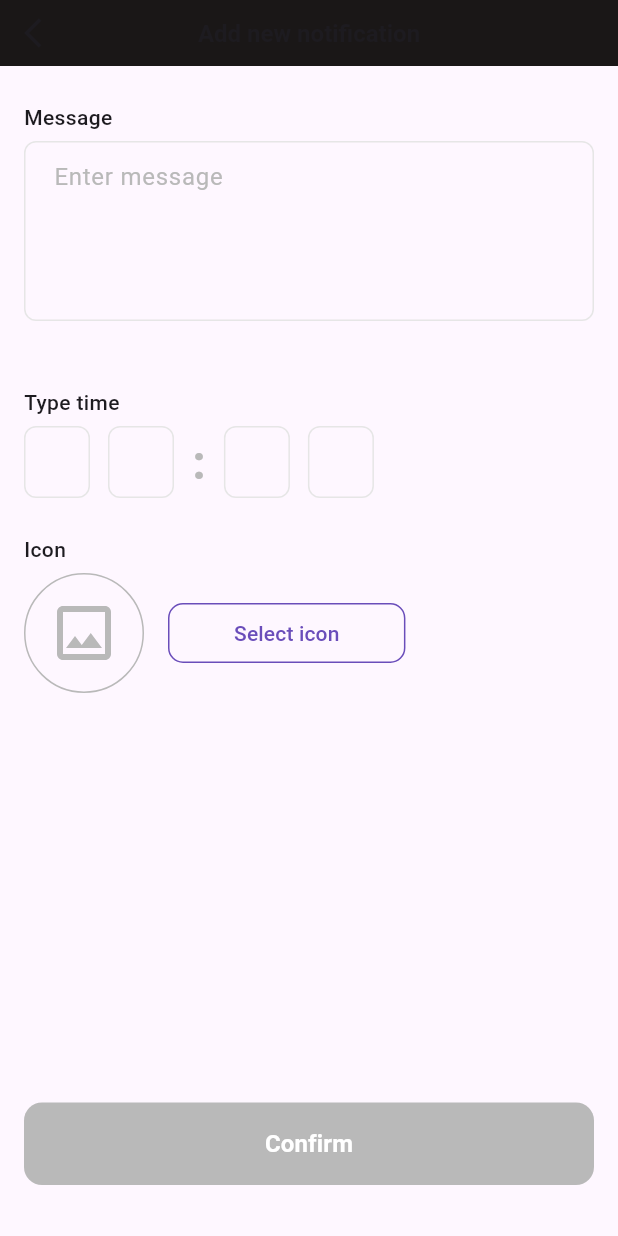
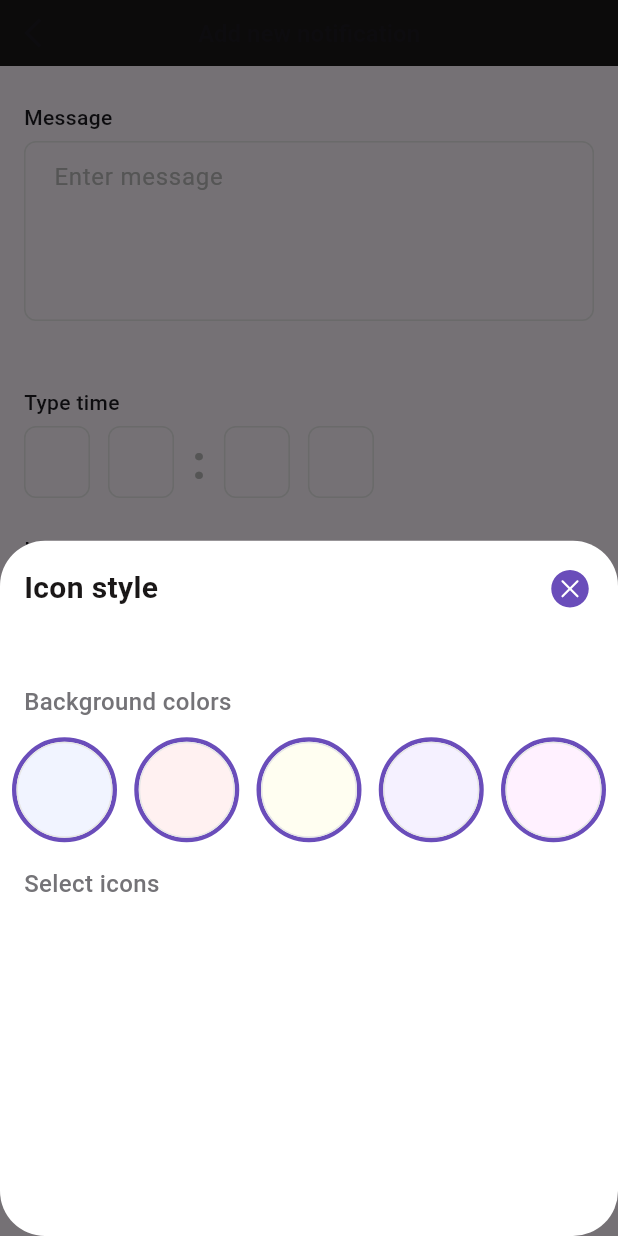
Before and after one commit to NataliyaKoval/flutter_noti, a Flutter app: the AddNewNotificationPage screen opened directly, after a tap on "Select icon", on a phone screen of 412 x 824 dp. Run offline on Flutter 3.47's test engine with Material 3 defaults, Android fonts, the phone set to English and light mode, and no system bars; our stand-ins replace flutter_bloc, flutter_svg.

Commit message:
Select icon background

```diff
--- a/lib/consts/add_new_strings.dart
+++ b/lib/consts/add_new_strings.dart
@@ -7,4 +7,8 @@ class AddNewStrings {
   String get selectButtonText => 'Select icon';
   String get confirmButtonText => 'Confirm';
   String get errorMessage => 'Please enter some text';
+
+  String get bottomSheetTitle => 'Icon style';
+  String get backgroundColors => 'Background colors';
+  String get selectIcons => 'Select icons';
 }
--- a/lib/consts/app_colors.dart
+++ b/lib/consts/app_colors.dart
@@ -11,4 +11,9 @@ class AppColors {
   static const Color deepCarminePink = Color(0xFFF43528);
   static const Color antiFlashWhite = Color(0xFFF3F3F4);
   static const Color ghostWhite = Color(0xFFF8FAFB);
+  static const Color aliceBlue = Color(0xFFF1F4FF);
+  static const Color lavenderBlush = Color(0xFFFFF1F1);
+  static const Color ivory = Color(0xFFFFFEF1);
+  static const Color magnolia = Color(0xFFF5F1FF);
+  static const Color honeydew = Color(0xFFFFF1FF);
 }
--- a/lib/consts/image_assets.dart
+++ b/lib/consts/image_assets.dart
@@ -7,4 +7,5 @@ class ImageAssets {
   static const String delete = '${_root}delete$_svg';
   static const String add = '${_root}add$_svg';
   static const String placeholder = '${_root}placeholder$_svg';
+  static const String cancel = '${_root}cancel$_svg';
 }
--- a/lib/presentation/add_new_notification_screen/add_new_notification_page.dart
+++ b/lib/presentation/add_new_notification_screen/add_new_notification_page.dart
@@ -6,6 +6,7 @@ import 'package:noti/consts/image_assets.dart';
 import 'package:noti/consts/strings.dart';
 import 'package:noti/consts/time_input_id.dart';
 import 'package:noti/presentation/add_new_notification_screen/bloc/add_new_notification_cubit.dart';
+import 'package:noti/presentation/add_new_notification_screen/widgets/icon_bottom_sheet.dart';
 import 'package:noti/presentation/add_new_notification_screen/widgets/multiline_text_field.dart';
 import 'package:noti/presentation/add_new_notification_screen/widgets/select_icon_button.dart';
 import 'package:noti/presentation/add_new_notification_screen/widgets/subtitle_text.dart';
@@ -19,8 +20,7 @@ class AddNewNotificationPage extends StatelessWidget {
   Widget build(BuildContext context) {
     return BlocProvider(
       create: (context) => AddNewNotificationCubit(),
-      child: Builder(
-        builder: (context) {
+      child: Builder(builder: (context) {
         return Scaffold(
           resizeToAvoidBottomInset: false,
           appBar: AppBar(
@@ -48,7 +48,8 @@ class AddNewNotificationPage extends StatelessWidget {
               left: 16,
               right: 16,
             ),
-              child: BlocBuilder<AddNewNotificationCubit, AddNewNotificationState>(
+            child:
+                BlocBuilder<AddNewNotificationCubit, AddNewNotificationState>(
               builder: (BuildContext context, AddNewNotificationState state) {
                 return Column(
                   crossAxisAlignment: CrossAxisAlignment.start,
@@ -56,13 +57,17 @@ class AddNewNotificationPage extends StatelessWidget {
                     SubtitleText(text: Strings.addNewStrings.message),
                     MultilineTextField(
                       onChanged: (String value) {
-                          context.read<AddNewNotificationCubit>().getMessage(value);
+                        context
+                            .read<AddNewNotificationCubit>()
+                            .getMessage(value);
                       },
                     ),
                     const SizedBox(height: 24),
                     SubtitleText(text: Strings.addNewStrings.typeTime),
                     TimeInputsRow(onChanged: (TimeInputId id, String value) {
-                        context.read<AddNewNotificationCubit>().getTime(id, value);
+                      context
+                          .read<AddNewNotificationCubit>()
+                          .getTime(id, value);
                     }),
                     const SizedBox(height: 24),
                     SubtitleText(text: Strings.addNewStrings.icon),
@@ -81,7 +86,20 @@ class AddNewNotificationPage extends StatelessWidget {
                         const SizedBox(
                           width: 16,
                         ),
-                          const SelectIconButton(),
+                        SelectIconButton(
+                          onPressed: () {
+                            showModalBottomSheet(
+                              context: context,
+                              //isScrollControlled: true,
+                              shape: RoundedRectangleBorder(
+                                borderRadius: BorderRadius.circular(30.0),
+                              ),
+                              backgroundColor: AppColors.white,
+                              builder: (BuildContext context) =>
+                                  const IconBottomSheet(),
+                            );
+                          },
+                        ),
                       ],
                     ),
                     const Expanded(child: SizedBox()),
@@ -95,8 +113,7 @@ class AddNewNotificationPage extends StatelessWidget {
             ),
           ),
         );
-        }
-      ),
+      }),
     );
   }
 }
--- a/lib/presentation/add_new_notification_screen/bloc/add_new_notification_cubit.dart
+++ b/lib/presentation/add_new_notification_screen/bloc/add_new_notification_cubit.dart
@@ -13,6 +13,7 @@ class AddNewNotificationCubit extends Cubit<AddNewNotificationState> {
   String minutesFirstDigit = '';
   String minutesSecondDigit = '';
   IconData? icon;
+  Color? iconBackground;
 
   void getMessage(String value) {
     message = value;
@@ -51,4 +52,9 @@ class AddNewNotificationCubit extends Cubit<AddNewNotificationState> {
       emit(state.copyWith(isConfirmButtonEnabled: false));
     }
   }
+
+  void getIconBackground(value) {
+    iconBackground = value;
+    print(iconBackground);
+  }
 }
--- /dev/null
+++ b/lib/presentation/add_new_notification_screen/widgets/icon_background_circle.dart
@@ -0,0 +1,39 @@
+import 'package:flutter/material.dart';
+import 'package:noti/consts/app_colors.dart';
+
+class IconBackgroundCircle extends StatelessWidget {
+  const IconBackgroundCircle({
+    super.key,
+    required this.color,
+    required this.onTap,
+  });
+
+  final Color color;
+  final void Function(Color color) onTap;
+
+  @override
+  Widget build(BuildContext context) {
+    return InkWell(
+      onTap: () {
+        onTap(color);
+      },
+      child: Container(
+        width: 70,
+        height: 70,
+        decoration: BoxDecoration(
+          shape: BoxShape.circle,
+          border: Border.all(width: 3, color: AppColors.plumpPurple),
+        ),
+        child: Container(
+          width: 60,
+          height: 60,
+          decoration: BoxDecoration(
+            shape: BoxShape.circle,
+            border: Border.all(width: 1, color: AppColors.platinum),
+            color: color,
+          ),
+        ),
+      ),
+    );
+  }
+}
--- /dev/null
+++ b/lib/presentation/add_new_notification_screen/widgets/icon_background_row.dart
@@ -0,0 +1,23 @@
+import 'package:flutter/material.dart';
+import 'package:noti/consts/app_colors.dart';
+import 'package:noti/presentation/add_new_notification_screen/widgets/icon_background_circle.dart';
+
+class IconBackgroundRow extends StatelessWidget {
+  const IconBackgroundRow({super.key, required this.onTap, });
+
+final void Function(Color value) onTap;
+
+  @override
+  Widget build(BuildContext context) {
+    return Row(
+      mainAxisAlignment: MainAxisAlignment.spaceBetween,
+      children: [
+        IconBackgroundCircle(color: AppColors.aliceBlue, onTap: onTap),
+        IconBackgroundCircle(color: AppColors.lavenderBlush, onTap: onTap),
+        IconBackgroundCircle(color: AppColors.ivory, onTap: onTap),
+        IconBackgroundCircle(color: AppColors.magnolia, onTap: onTap),
+        IconBackgroundCircle(color: AppColors.honeydew, onTap: onTap),
+      ],
+    );
+  }
+}
--- /dev/null
+++ b/lib/presentation/add_new_notification_screen/widgets/icon_bottom_sheet.dart
@@ -0,0 +1,96 @@
+import 'package:flutter/material.dart';
+import 'package:flutter_bloc/flutter_bloc.dart';
+import 'package:flutter_svg/svg.dart';
+import 'package:noti/consts/app_colors.dart';
+import 'package:noti/consts/image_assets.dart';
+import 'package:noti/consts/strings.dart';
+import 'package:noti/presentation/add_new_notification_screen/bloc/add_new_notification_cubit.dart';
+import 'package:noti/presentation/add_new_notification_screen/widgets/icon_background_row.dart';
+
+class IconBottomSheet extends StatelessWidget {
+  const IconBottomSheet({super.key});
+
+  @override
+  Widget build(BuildContext context) {
+    return BlocProvider(
+      create: (context) => AddNewNotificationCubit(),
+      child: Builder(builder: (context) {
+        return Column(
+          crossAxisAlignment: CrossAxisAlignment.start,
+          children: [
+            Row(
+              mainAxisAlignment: MainAxisAlignment.spaceBetween,
+              crossAxisAlignment: CrossAxisAlignment.start,
+              children: [
+                Padding(
+                  padding: const EdgeInsets.only(left: 16, top: 16),
+                  child: Text(
+                    Strings.addNewStrings.bottomSheetTitle,
+                    style: const TextStyle(
+                      fontSize: 20,
+                      height: 1.5,
+                      fontWeight: FontWeight.w700,
+                      color: AppColors.eerieBlack,
+                    ),
+                  ),
+                ),
+                Padding(
+                  padding: const EdgeInsets.all(8.0),
+                  child: IconButton(
+                    icon: SvgPicture.asset(ImageAssets.cancel),
+                    onPressed: () {
+                      Navigator.of(context).pop();
+                    },
+                  ),
+                ),
+              ],
+            ),
+            const SizedBox(height: 32),
+            Padding(
+              padding: const EdgeInsets.only(left: 16, bottom: 11),
+              child: Text(
+                Strings.addNewStrings.backgroundColors,
+                style: const TextStyle(
+                  fontSize: 16,
+                  height: 1.5,
+                  fontWeight: FontWeight.w500,
+                  color: AppColors.sonicSilver,
+                ),
+              ),
+            ),
+
+            Padding(
+              padding: const EdgeInsets.only(left: 8, bottom: 16, right: 8),
+              child: SizedBox(
+                height: 70,
+                child: IconBackgroundRow(
+                  onTap: (Color value) {
+                    context
+                        .read<AddNewNotificationCubit>()
+                        .getIconBackground(value);
+                  },
+                ),
+              ),
+            ),
+            Padding(
+              padding: const EdgeInsets.only(left: 16, bottom: 11),
+              child: Text(
+                Strings.addNewStrings.selectIcons,
+                style: const TextStyle(
+                  fontSize: 16,
+                  height: 1.5,
+                  fontWeight: FontWeight.w500,
+                  color: AppColors.sonicSilver,
+                ),
+              ),
+            ),
+            // SizedBox(
+            //   height: 70,
+            //   child: IconSelectionListView(),
+            // ),
+          ],
+        );
+      }),
+    );
+  }
+}
--- /dev/null
+++ b/lib/presentation/add_new_notification_screen/widgets/icon_selection_list_view.dart
@@ -0,0 +1,13 @@
+import 'package:flutter/material.dart';
+
+class IconSelectionListView extends StatelessWidget {
+  const IconSelectionListView({super.key});
+
+  @override
+  Widget build(BuildContext context) {
+    return ListView(
+      scrollDirection: Axis.horizontal,
+      children: [],
+    );
+  }
+}
--- a/lib/presentation/add_new_notification_screen/widgets/select_icon_button.dart
+++ b/lib/presentation/add_new_notification_screen/widgets/select_icon_button.dart
@@ -3,7 +3,9 @@ import 'package:noti/consts/app_colors.dart';
 import 'package:noti/consts/strings.dart';
 
 class SelectIconButton extends StatelessWidget {
-  const SelectIconButton({super.key});
+  const SelectIconButton({super.key, required this.onPressed});
+
+  final Function()? onPressed;
 
   @override
   Widget build(BuildContext context) {
@@ -20,7 +22,7 @@ class SelectIconButton extends StatelessWidget {
           color: AppColors.plumpPurple,
         ),
       ),
-      onPressed: () {},
+      onPressed: onPressed,
       child: Text(Strings.addNewStrings.selectButtonText),
     );
   }
```
Also changed, not shown: assets/icons/cancel.svg (added). Lines whose indentation alone changed are shown as unchanged.
